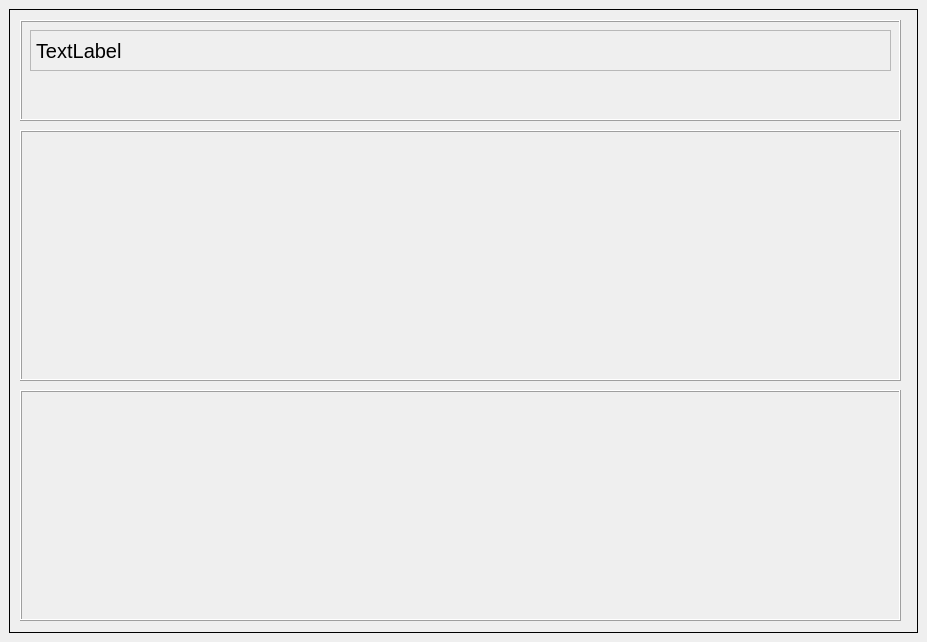
AnikinVladislav/Python-ITMO, file Script_UI.ui: the form before one commit.
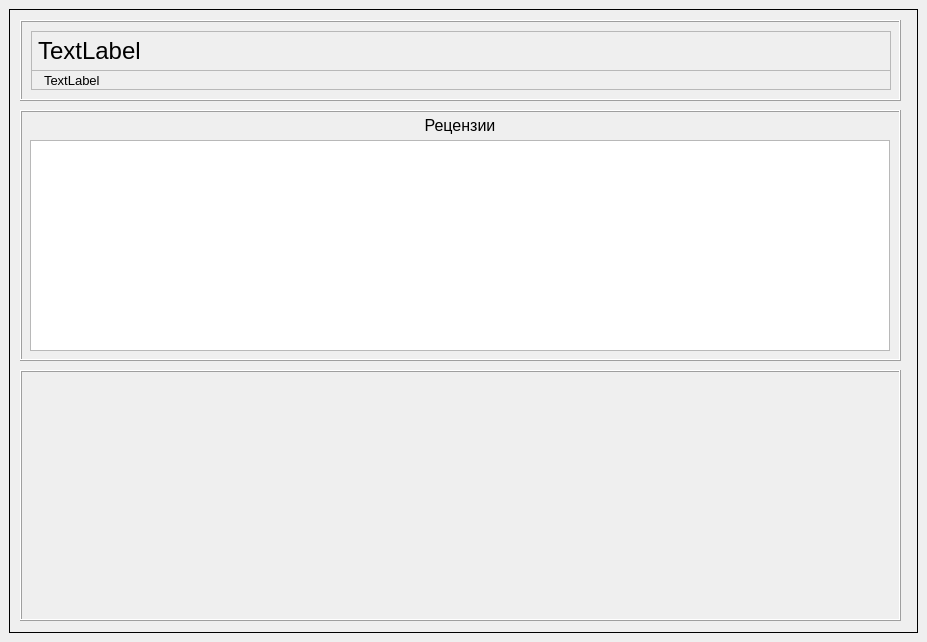
The form after the commit.

Commit message: Added read reviews for a specific market and improved review page

Patch:
```diff
--- a/Script_UI.ui
+++ b/Script_UI.ui
@@ -578,9 +578,9 @@
         <property name="geometry">
          <rect>
           <x>10</x>
-          <y>380</y>
+          <y>360</y>
           <width>881</width>
-          <height>231</height>
+          <height>251</height>
          </rect>
         </property>
         <property name="frameShape">
@@ -594,7 +594,7 @@
         <property name="geometry">
          <rect>
           <x>10</x>
-          <y>120</y>
+          <y>100</y>
           <width>881</width>
           <height>251</height>
          </rect>
@@ -605,6 +605,43 @@
         <property name="frameShadow">
          <enum>QFrame::Raised</enum>
         </property>
+        <widget class="QTableWidget" name="ReviewTable">
+         <property name="geometry">
+          <rect>
+           <x>10</x>
+           <y>30</y>
+           <width>860</width>
+           <height>211</height>
+          </rect>
+         </property>
+         <property name="frameShape">
+          <enum>QFrame::StyledPanel</enum>
+         </property>
+        </widget>
+        <widget class="QLabel" name="label_2">
+         <property name="geometry">
+          <rect>
+           <x>10</x>
+           <y>0</y>
+           <width>860</width>
+           <height>30</height>
+          </rect>
+         </property>
+         <property name="font">
+          <font>
+           <pointsize>12</pointsize>
+          </font>
+         </property>
+         <property name="frameShape">
+          <enum>QFrame::NoFrame</enum>
+         </property>
+         <property name="text">
+          <string>Рецензии</string>
+         </property>
+         <property name="alignment">
+          <set>Qt::AlignCenter</set>
+         </property>
+        </widget>
        </widget>
        <widget class="QFrame" name="frame_7">
         <property name="geometry">
@@ -612,7 +649,7 @@
           <x>10</x>
           <y>10</y>
           <width>881</width>
-          <height>101</height>
+          <height>81</height>
          </rect>
         </property>
         <property name="frameShape">
@@ -621,18 +658,24 @@
         <property name="frameShadow">
          <enum>QFrame::Raised</enum>
         </property>
+        <layout class="QVBoxLayout" name="verticalLayout_3">
+         <item>
         <widget class="QLabel" name="selectedMarketName">
-         <property name="geometry">
-          <rect>
-           <x>10</x>
-           <y>10</y>
-           <width>861</width>
-           <height>41</height>
-          </rect>
-         </property>
+           <property name="minimumSize">
+            <size>
+             <width>860</width>
+             <height>40</height>
+            </size>
+           </property>
+           <property name="maximumSize">
+            <size>
+             <width>860</width>
+             <height>40</height>
+            </size>
+           </property>
          <property name="font">
           <font>
-           <pointsize>15</pointsize>
+             <pointsize>18</pointsize>
           </font>
          </property>
          <property name="frameShape">
@@ -642,6 +685,47 @@
           <string>TextLabel</string>
          </property>
         </widget>
+         </item>
+         <item>
+          <widget class="QLabel" name="selectedMarketCityAndState">
+           <property name="minimumSize">
+            <size>
+             <width>860</width>
+             <height>20</height>
+            </size>
+           </property>
+           <property name="maximumSize">
+            <size>
+             <width>860</width>
+             <height>20</height>
+            </size>
+           </property>
+           <property name="font">
+            <font>
+             <pointsize>10</pointsize>
+            </font>
+           </property>
+           <property name="frameShape">
+            <enum>QFrame::StyledPanel</enum>
+           </property>
+           <property name="lineWidth">
+            <number>1</number>
+           </property>
+           <property name="text">
+            <string>TextLabel</string>
+           </property>
+           <property name="wordWrap">
+            <bool>false</bool>
+           </property>
+           <property name="margin">
+            <number>0</number>
+           </property>
+           <property name="indent">
+            <number>12</number>
+           </property>
+          </widget>
+         </item>
+        </layout>
        </widget>
       </widget>
      </widget>
```
Lines whose indentation alone changed are shown as unchanged. The commit also changes 6 other files.
